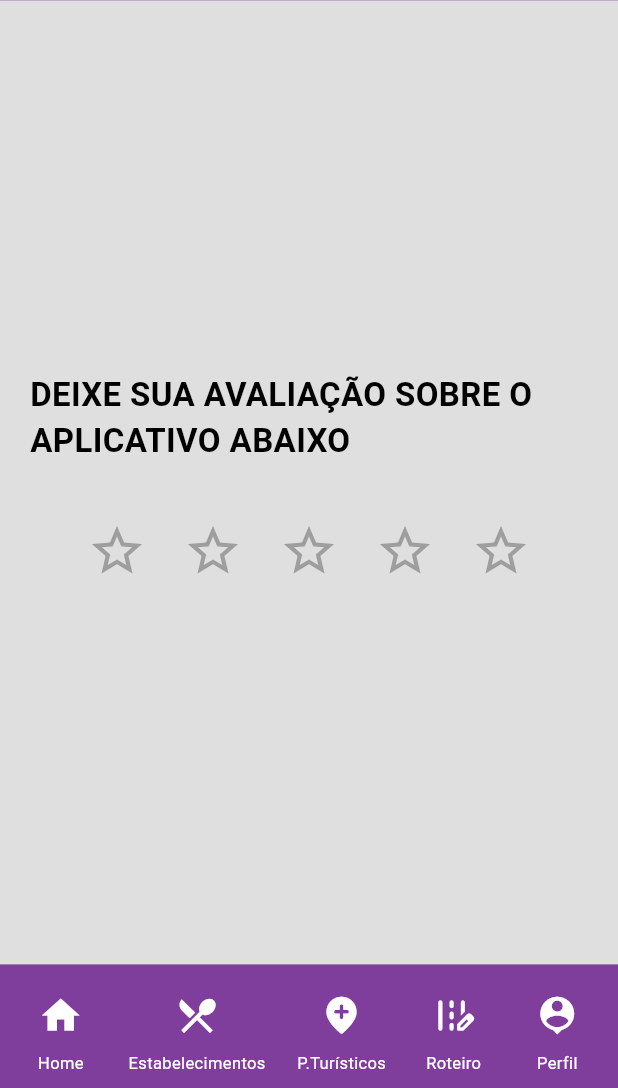
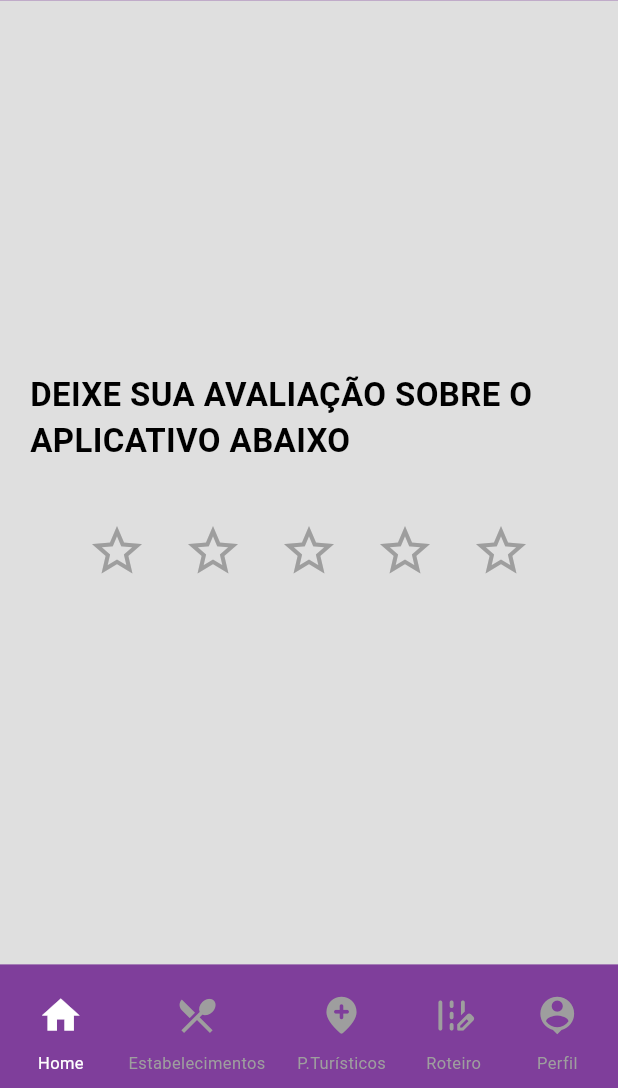
Before and after one commit to henri2005/Projeto-TG, a Flutter app: the AvaliacaoPage screen opened directly, on a phone screen of 412 x 824 dp, the part 148-1236 px from its top. Run offline on Flutter 3.47's test engine with Material 3 defaults, Android fonts, the phone set to English and light mode, and no system bars; our stand-ins replace dio, flutter_gemini, geolocator, get_storage, google_fonts, google_maps_flutter; accounts and stored records are empty; Roboto replaces fonts that are missing (Ubuntu).

Commit message:
Atualização Pré-Banca
- Navegação mais clara na barra de navegação
- Edição de dados leva à tela inicial
- Imagem de perfil mais bonitinha

```diff
--- a/lib/_core/widgets/bottombar.dart
+++ b/lib/_core/widgets/bottombar.dart
@@ -1,3 +1,4 @@
+import 'package:flutter/foundation.dart';
 import 'package:turisr/classes/usuario_model.dart';
 import 'package:turisr/pages/estabelecimentos_page.dart';
 import 'package:turisr/pages/home_page.dart';
@@ -5,6 +6,12 @@ import 'package:turisr/pages/p_turisticos_page.dart';
 import 'package:turisr/pages/perfil_page.dart';
 import 'package:turisr/pages/roteiro_page.dart';
 import 'package:flutter/material.dart';
+
+int _selectedIndex = 0;
+
+void _onItemPressed(int index) {
+  _selectedIndex = index;
+}
 
 BottomAppBar getBottomBar({
   required BuildContext context,
@@ -24,6 +31,7 @@ BottomAppBar getBottomBar({
           children: [
             IconButton(
               onPressed: () {
+                _onItemPressed(0);
                 Navigator.of(context).push(
                   MaterialPageRoute(
                     builder:
@@ -32,15 +40,26 @@ BottomAppBar getBottomBar({
                   ),
                 );
               },
-              icon: Icon(Icons.home, color: Colors.white, size: 30),
+              icon: Icon(
+                Icons.home,
+                color: _selectedIndex == 0 ? Colors.white : Colors.grey,
+                size: 30,
+              ),
             ),
-            Text("Home", style: TextStyle(fontSize: 11, color: Colors.white)),
+            Text(
+              "Home",
+              style: TextStyle(
+                fontSize: 11,
+                color: _selectedIndex == 0 ? Colors.white : Colors.grey,
+              ),
+            ),
           ],
         ),
         Column(
           children: [
             IconButton(
               onPressed: () {
+                _onItemPressed(1);
                 Navigator.of(context).push(
                   MaterialPageRoute(
                     builder:
@@ -53,13 +72,16 @@ BottomAppBar getBottomBar({
               },
               icon: Icon(
                 Icons.local_dining_sharp,
-                color: Colors.white,
+                color: _selectedIndex == 1 ? Colors.white : Colors.grey,
                 size: 30,
               ),
             ),
             Text(
               "Estabelecimentos",
-              style: TextStyle(fontSize: 11, color: Colors.white),
+              style: TextStyle(
+                fontSize: 11,
+                color: _selectedIndex == 1 ? Colors.white : Colors.grey,
+              ),
             ),
           ],
         ),
@@ -67,6 +89,7 @@ BottomAppBar getBottomBar({
           children: [
             IconButton(
               onPressed: () {
+                _onItemPressed(2);
                 Navigator.of(context).push(
                   MaterialPageRoute(
                     builder:
@@ -79,13 +102,16 @@ BottomAppBar getBottomBar({
               },
               icon: Icon(
                 Icons.add_location_rounded,
-                color: Colors.white,
+                color: _selectedIndex == 2 ? Colors.white : Colors.grey,
                 size: 30,
               ),
             ),
             Text(
               "P.Turísticos",
-              style: TextStyle(fontSize: 11, color: Colors.white),
+              style: TextStyle(
+                fontSize: 11,
+                color: _selectedIndex == 2 ? Colors.white : Colors.grey,
+              ),
             ),
           ],
         ),
@@ -96,6 +122,7 @@ BottomAppBar getBottomBar({
               children: [
                 IconButton(
                   onPressed: () {
+                    _onItemPressed(3);
                     Navigator.of(context).push(
                       MaterialPageRoute(
                         builder:
@@ -106,13 +133,16 @@ BottomAppBar getBottomBar({
                   },
                   icon: Icon(
                     Icons.edit_road_rounded,
-                    color: Colors.white,
+                    color: _selectedIndex == 3 ? Colors.white : Colors.grey,
                     size: 30,
                   ),
                 ),
                 Text(
                   "Roteiro",
-                  style: TextStyle(fontSize: 11, color: Colors.white),
+                  style: TextStyle(
+                    fontSize: 11,
+                    color: _selectedIndex == 3 ? Colors.white : Colors.grey,
+                  ),
                 ),
               ],
             ),
@@ -125,6 +155,7 @@ BottomAppBar getBottomBar({
               children: [
                 IconButton(
                   onPressed: () {
+                    _onItemPressed(4);
                     Navigator.of(context).push(
                       MaterialPageRoute(
                         builder:
@@ -132,11 +163,18 @@ BottomAppBar getBottomBar({
                       ),
                     );
                   },
-                  icon: Icon(Icons.person_pin, color: Colors.white, size: 30),
+                  icon: Icon(
+                    Icons.person_pin,
+                    color: _selectedIndex == 4 ? Colors.white : Colors.grey,
+                    size: 30,
+                  ),
                 ),
                 Text(
                   "Perfil",
-                  style: TextStyle(fontSize: 11, color: Colors.white),
+                  style: TextStyle(
+                    fontSize: 11,
+                    color: _selectedIndex == 4 ? Colors.white : Colors.grey,
+                  ),
                 ),
               ],
             ),
--- a/lib/pages/perfil_editar_page.dart
+++ b/lib/pages/perfil_editar_page.dart
@@ -101,7 +101,8 @@ class _MyHomePageState extends State<PerfilEditarPage> {
             ),
           ),
         );
-        Navigator.pop(context, true);
+        // Navigator.popUntil(context, (context) => context.isFirst);
+        Navigator.pop(context);
         Loading.hide();
         return;
       }
@@ -225,10 +226,9 @@ class _MyHomePageState extends State<PerfilEditarPage> {
               TextButton(
                 onPressed: () async {
                   if (_formKey.currentState!.validate()) {
-                    editaUsuario();
                     dados.write('Usuario', _controllerUser.text);
                     dados.write('Senha', _controllerSenha.text);
-                    // Navigator.pop(context, true);
+                    editaUsuario();
                   }
                 },
                 child: Container(
--- a/lib/pages/perfil_page.dart
+++ b/lib/pages/perfil_page.dart
@@ -260,9 +260,10 @@ class _MyHomePageState extends State<PerfilPage> {
                   spacing: 20,
                   children: [
                     CircleAvatar(
+                      backgroundImage: AssetImage(
+                        'assets/imagens/icone_perfil.avif',
+                      ),
                       radius: 80,
-                      foregroundColor: Colors.red,
-                      child: Icon(Icons.person, size: 80),
                     ),
                     Text(
                       nomeUsuario,
```
Also changed, not shown: lib/_core/widgets/bottomconvidado.dart (+34 -12 lines), 1 other file.
